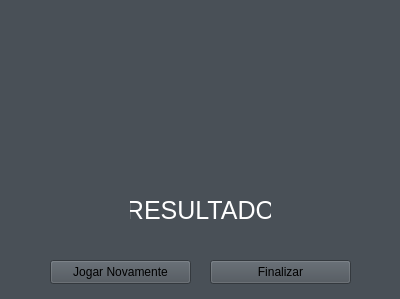
Before: the Qt Designer form Resultado.ui in PabloBezerra/Primeiro-game, drawn with Qt 5.
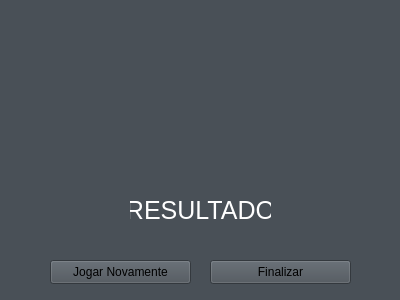
After: the same form once the commit is applied.

Patch:
```diff
--- a/Resultado.ui
+++ b/Resultado.ui
@@ -7,7 +7,7 @@
     <x>0</x>
     <y>0</y>
     <width>400</width>
-    <height>299</height>
+    <height>300</height>
    </rect>
   </property>
   <property name="windowTitle">
```
